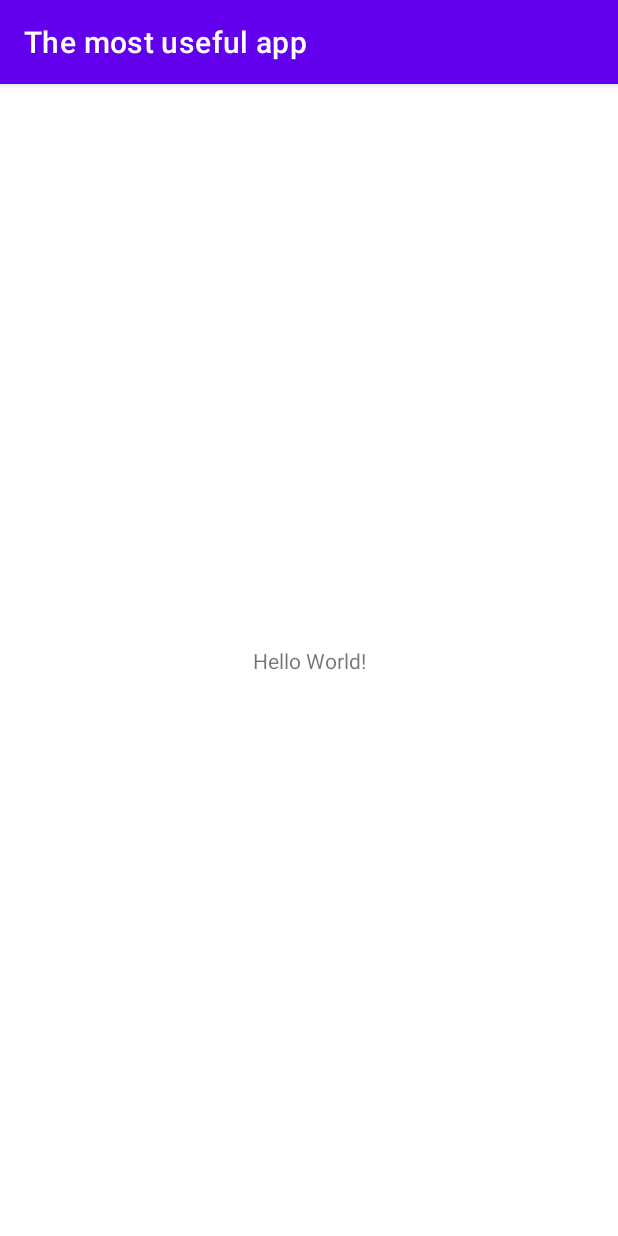
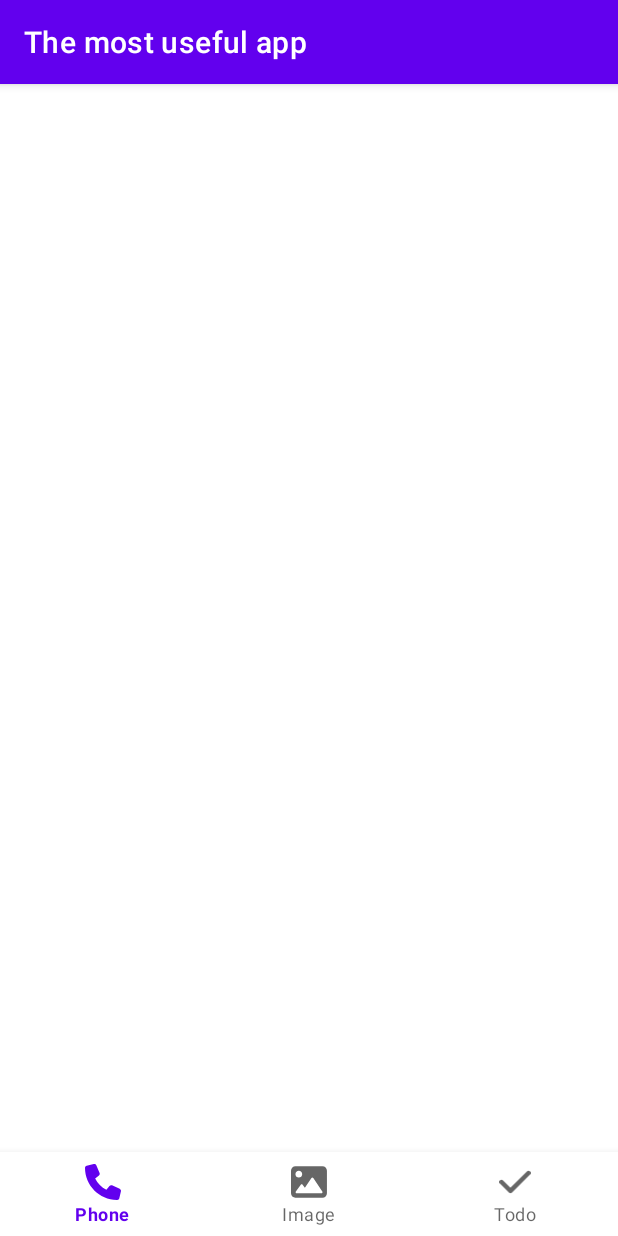
Before and after one commit to injoonH/madcamp-simple-app, an Android app: the screen it shows after launch (MainActivity), on a phone screen of 412 x 824 dp. Run offline under Robolectric (Android 15) with nearby library versions, the phone set to English and light mode, and no system bars.

Commit message:
feat: Add bottom tab navigator with three tabs

```diff
--- a/app/src/main/java/com/example/themostusefulapp/MainActivity.java
+++ b/app/src/main/java/com/example/themostusefulapp/MainActivity.java
@@ -1,14 +1,70 @@
 package com.example.themostusefulapp;
 
+import android.os.Bundle;
+import android.util.Log;
+import android.view.MenuItem;
+import android.widget.LinearLayout;
+
+import androidx.annotation.NonNull;
 import androidx.appcompat.app.AppCompatActivity;
 
-import android.os.Bundle;
+import com.google.android.material.bottomnavigation.BottomNavigationView;
 
 public class MainActivity extends AppCompatActivity {
+
+    final String TAG = this.getClass().getSimpleName();
+
+    LinearLayout home_ly;
+    BottomNavigationView bottomNavigationView;
 
     @Override
     protected void onCreate(Bundle savedInstanceState) {
         super.onCreate(savedInstanceState);
         setContentView(R.layout.activity_main);
+        Log.d(TAG, "개발새발(https://jeong9216.tistory.com/) 블로그 좋아요!");
+
+        init(); //객체 정의
+        SettingListener(); //리스너 등록
+
+        //맨 처음 시작할 탭 설정
+        bottomNavigationView.setSelectedItemId(R.id.home);
+    }
+
+    private void init() {
+        home_ly = findViewById(R.id.home);
+        bottomNavigationView = findViewById(R.id.bottomNavigationView);
+    }
+
+    private void SettingListener() {
+        //선택 리스너 등록
+        bottomNavigationView.setOnNavigationItemSelectedListener(new TabSelectedListener());
+    }
+
+    class TabSelectedListener implements BottomNavigationView.OnNavigationItemSelectedListener {
+        @Override
+        public boolean onNavigationItemSelected(@NonNull MenuItem menuItem) {
+            switch (menuItem.getItemId()) {
+                case R.id.tab_phonenum: {
+                    getSupportFragmentManager().beginTransaction()
+                            .replace(R.id.home, new fragment_phone())
+                            .commit();
+                    return true;
+                }
+                case R.id.tab_image: {
+                    getSupportFragmentManager().beginTransaction()
+                            .replace(R.id.home, new fragment_image())
+                            .commit();
+                    return true;
+                }
+                case R.id.tab_todo: {
+                    getSupportFragmentManager().beginTransaction()
+                            .replace(R.id.home, new fragment_todo())
+                            .commit();
+                    return true;
+                }
+            }
+
+            return false;
+        }
     }
 }
--- /dev/null
+++ b/app/src/main/res/drawable-v24/ic_check_solid.xml
@@ -0,0 +1,9 @@
+<vector xmlns:android="http://schemas.android.com/apk/res/android"
+    android:width="448dp"
+    android:height="512dp"
+    android:viewportWidth="448"
+    android:viewportHeight="512">
+  <path
+      android:fillColor="#FF000000"
+      android:pathData="M438.6,105.4C451.1,117.9 451.1,138.1 438.6,150.6L182.6,406.6C170.1,419.1 149.9,419.1 137.4,406.6L9.37,278.6C-3.12,266.1 -3.12,245.9 9.37,233.4C21.87,220.9 42.13,220.9 54.63,233.4L159.1,338.7L393.4,105.4C405.9,92.88 426.1,92.88 438.6,105.4H438.6z"/>
+</vector>
--- /dev/null
+++ b/app/src/main/res/drawable-v24/ic_image_solid.xml
@@ -0,0 +1,9 @@
+<vector xmlns:android="http://schemas.android.com/apk/res/android"
+    android:width="512dp"
+    android:height="512dp"
+    android:viewportWidth="512"
+    android:viewportHeight="512">
+  <path
+      android:fillColor="#FF000000"
+      android:pathData="M447.1,32h-384C28.64,32 -0.01,60.65 -0.01,96v320c0,35.35 28.65,64 63.1,64h384c35.35,0 64,-28.65 64,-64V96C511.1,60.65 483.3,32 447.1,32zM111.1,96c26.51,0 48,21.49 48,48S138.5,192 111.1,192s-48,-21.49 -48,-48S85.48,96 111.1,96zM446.1,407.6C443.3,412.8 437.9,416 432,416H82.01c-6.02,0 -11.53,-3.38 -14.26,-8.75c-2.73,-5.37 -2.21,-11.81 1.33,-16.68l70,-96C142.1,290.4 146.9,288 152,288s9.92,2.44 12.93,6.57l32.46,44.51l93.3,-139.1C293.7,194.7 298.7,192 304,192s10.35,2.67 13.31,7.13l128,192C448.6,396 448.9,402.3 446.1,407.6z"/>
+</vector>
--- /dev/null
+++ b/app/src/main/res/drawable-v24/ic_phone_solid.xml
@@ -0,0 +1,9 @@
+<vector xmlns:android="http://schemas.android.com/apk/res/android"
+    android:width="512dp"
+    android:height="512dp"
+    android:viewportWidth="512"
+    android:viewportHeight="512">
+  <path
+      android:fillColor="#FF000000"
+      android:pathData="M511.2,387l-23.25,100.8c-3.27,14.25 -15.79,24.22 -30.46,24.22C205.2,512 0,306.8 0,54.5c0,-14.66 9.97,-27.2 24.22,-30.45l100.8,-23.25C139.7,-2.6 154.7,5.02 160.8,18.92l46.52,108.5c5.44,12.78 1.77,27.67 -8.98,36.45L144.5,207.1c33.98,69.22 90.26,125.5 159.5,159.5l44.08,-53.8c8.69,-10.78 23.69,-14.51 36.47,-8.98l108.5,46.51C506.1,357.2 514.6,372.4 511.2,387z"/>
+</vector>
--- a/app/src/main/res/layout/activity_main.xml
+++ b/app/src/main/res/layout/activity_main.xml
@@ -1,18 +1,25 @@
 <?xml version="1.0" encoding="utf-8"?>
-<androidx.constraintlayout.widget.ConstraintLayout xmlns:android="http://schemas.android.com/apk/res/android"
+<LinearLayout xmlns:android="http://schemas.android.com/apk/res/android"
     xmlns:app="http://schemas.android.com/apk/res-auto"
     xmlns:tools="http://schemas.android.com/tools"
     android:layout_width="match_parent"
     android:layout_height="match_parent"
+    android:orientation="vertical"
     tools:context=".MainActivity">
 
-    <TextView
-        android:layout_width="wrap_content"
-        android:layout_height="wrap_content"
-        android:text="Hello World!"
-        app:layout_constraintBottom_toBottomOf="parent"
-        app:layout_constraintEnd_toEndOf="parent"
-        app:layout_constraintStart_toStartOf="parent"
-        app:layout_constraintTop_toTopOf="parent" />
+    <LinearLayout
+        android:id="@+id/home"
+        android:layout_width="match_parent"
+        android:layout_height="match_parent"
+        android:layout_weight="1"
+        android:orientation="vertical"></LinearLayout>
 
-</androidx.constraintlayout.widget.ConstraintLayout>
+    <com.google.android.material.bottomnavigation.BottomNavigationView
+        android:id="@+id/bottomNavigationView"
+        android:layout_width="match_parent"
+        android:layout_height="56dp"
+        app:menu="@menu/main_3tabs">
+
+    </com.google.android.material.bottomnavigation.BottomNavigationView>
+
+</LinearLayout>
--- /dev/null
+++ b/app/src/main/res/menu/main_3tabs.xml
@@ -0,0 +1,19 @@
+<?xml version="1.0" encoding="utf-8"?>
+<menu xmlns:android="http://schemas.android.com/apk/res/android">
+
+    <item
+        android:id="@+id/tab_phonenum"
+        android:title="Phone"
+        android:enabled="true"
+        android:icon="@drawable/ic_phone_solid"/>
+    <item
+        android:id="@+id/tab_image"
+        android:title="Image"
+        android:enabled="true"
+        android:icon="@drawable/ic_image_solid"/>
+    <item
+        android:id="@+id/tab_todo"
+        android:title="Todo"
+        android:enabled="true"
+        android:icon="@drawable/ic_check_solid"/>
+</menu>
```
Also changed, not shown: app/src/main/java/com/example/themostusefulapp/fragment_image.java (added, +27 -0 lines), app/src/main/java/com/example/themostusefulapp/fragment_phone.java (added, +28 -0 lines), app/src/main/java/com/example/themostusefulapp/fragment_todo.java (added, +25 -0 lines), app/src/main/res/layout/fragment_image.xml (added, +13 -0 lines), app/src/main/res/layout/fragment_phone.xml (added, +13 -0 lines), app/src/main/res/layout/fragment_todo.xml (added, +13 -0 lines).
